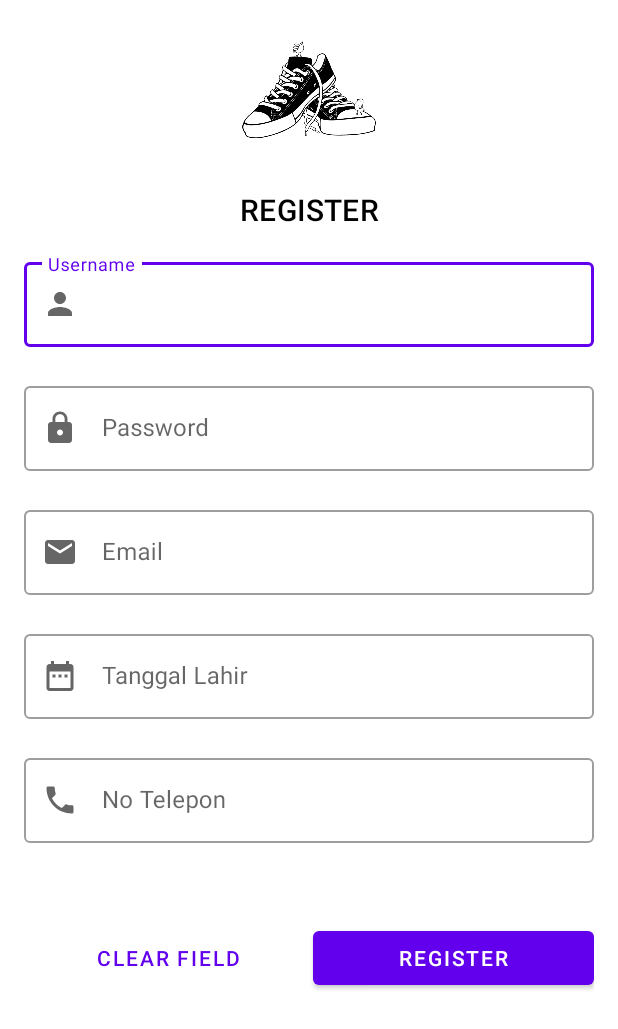
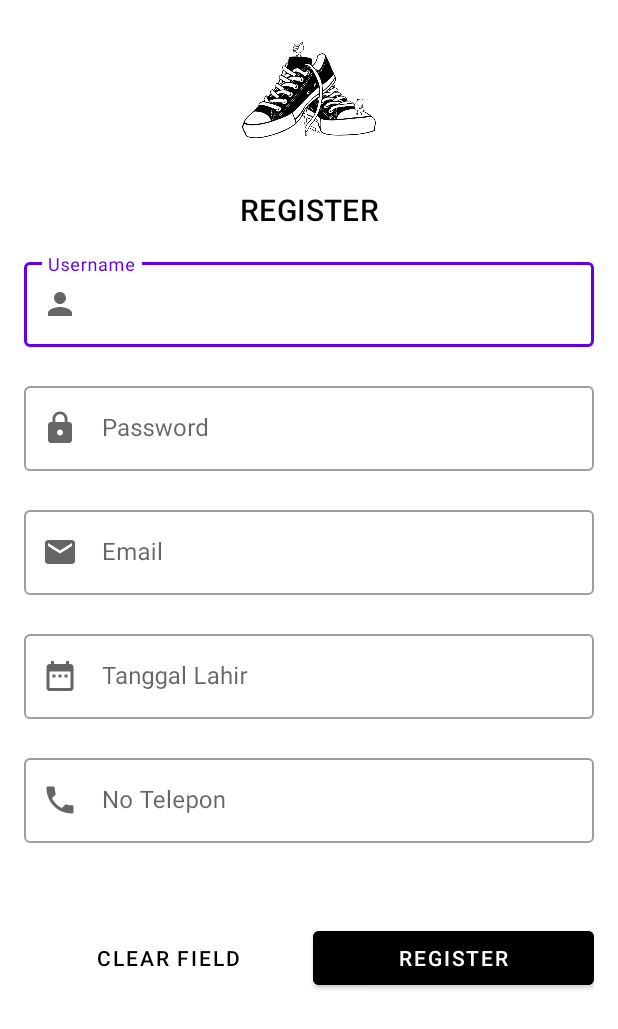
Before and after one commit to MigelSimanjorang/UGD5_16, an Android app: the RegisterActivity screen opened directly, with no data from a screen before it, on a phone screen of 412 x 824 dp. Shown: the top 1029 px of the screen. Run offline under Robolectric (Android 15) with nearby library versions, the phone set to English and light mode, and no system bars.

```diff
--- a/app/src/main/res/layout/activity_register.xml
+++ b/app/src/main/res/layout/activity_register.xml
@@ -5,6 +5,7 @@
     android:id="@+id/mainLayout"
     android:layout_width="match_parent"
     android:layout_height="match_parent"
+    android:background="@color/white"
     tools:context=".MainActivity">
 
     <ImageView
@@ -145,6 +146,7 @@
             android:layout_width="wrap_content"
             android:layout_height="wrap_content"
             android:layout_weight="1"
+            android:textColor="@color/black"
             android:text="Clear Field" />
 
         <com.google.android.material.button.MaterialButton
@@ -152,6 +154,8 @@
             android:layout_width="wrap_content"
             android:layout_height="wrap_content"
             android:layout_weight="1"
+            android:textColor="@color/white"
+            android:backgroundTint="@color/black"
             android:text="REGISTER" />
     </LinearLayout>
 
```
